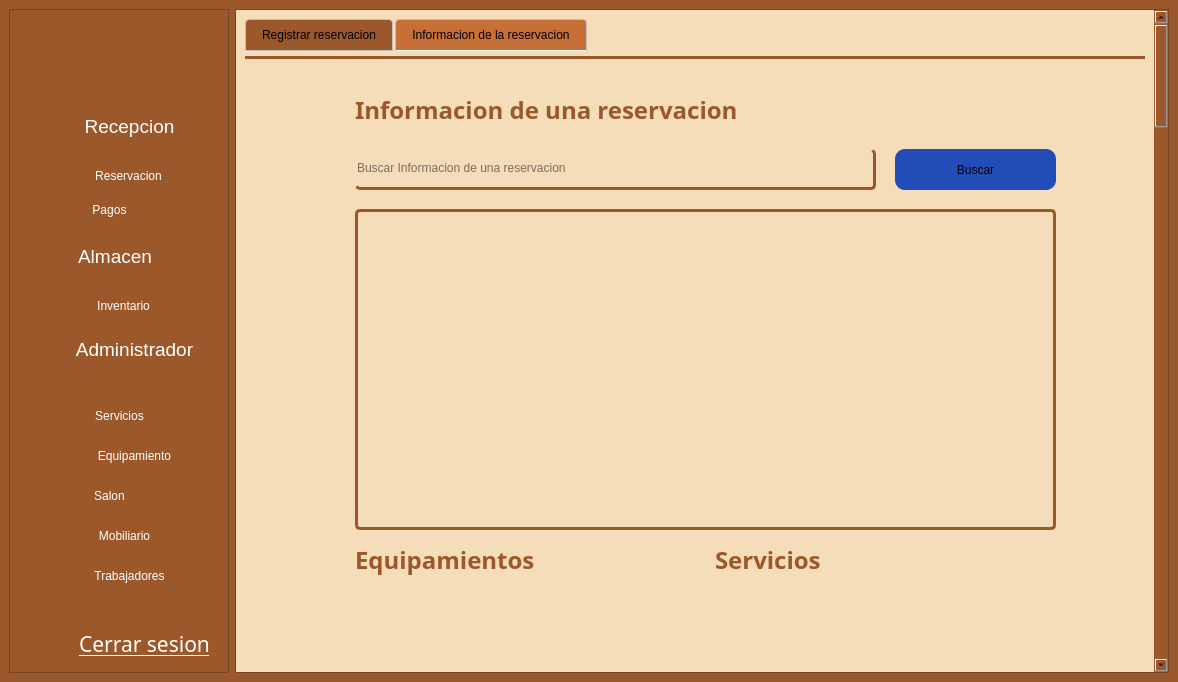
Before: the Qt Designer form gui/admin_screen.ui in asp-laboratories/BookingRoom_Software, drawn with Qt 5.
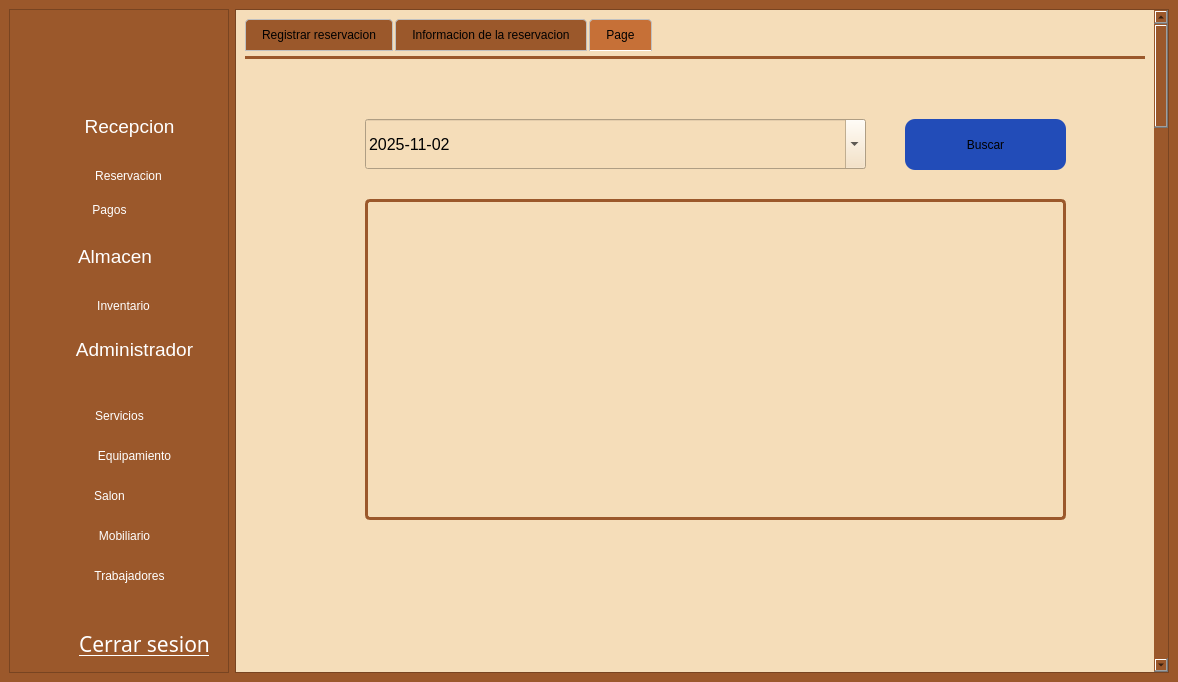
After: the same form once the commit is applied. The open tabs and pages were chosen to show the change. Icons and pictures are not drawn.

Diff of the .ui file:
```diff
--- a/gui/admin_screen.ui
+++ b/gui/admin_screen.ui
@@ -640,8 +640,8 @@
        <property name="geometry">
         <rect>
          <x>0</x>
-         <y>-60</y>
-         <width>920</width>
+         <y>0</y>
+         <width>947</width>
          <height>4000</height>
         </rect>
        </property>
@@ -3944,7 +3944,7 @@
 }</string>
             </property>
             <property name="currentIndex">
-             <number>1</number>
+             <number>2</number>
             </property>
             <widget class="QWidget" name="tab_20">
              <attribute name="title">
@@ -5442,6 +5442,114 @@
               </property>
              </widget>
             </widget>
+            <widget class="QWidget" name="tab">
+             <attribute name="title">
+              <string>Page</string>
+             </attribute>
+             <widget class="QTextEdit" name="tResultadoS_4">
+              <property name="enabled">
+               <bool>true</bool>
+              </property>
+              <property name="geometry">
+               <rect>
+                <x>120</x>
+                <y>140</y>
+                <width>701</width>
+                <height>321</height>
+               </rect>
+              </property>
+              <property name="font">
+               <font>
+                <family>Adwaita Sans</family>
+                <pointsize>12</pointsize>
+               </font>
+              </property>
+              <property name="cursor" stdset="0">
+               <cursorShape>IBeamCursor</cursorShape>
+              </property>
+              <property name="styleSheet">
+               <string notr="true">border: unset;
+color: rgb(0, 0, 0);
+border-radius: 5px;
+border: 3px solid rgba(155, 88, 43, 1.0);
+</string>
+              </property>
+              <property name="verticalScrollBarPolicy">
+               <enum>Qt::ScrollBarPolicy::ScrollBarAsNeeded</enum>
+              </property>
+              <property name="readOnly">
+               <bool>true</bool>
+              </property>
+             </widget>
+             <widget class="QPushButton" name="buscarTipo_3">
+              <property name="geometry">
+               <rect>
+                <x>660</x>
+                <y>60</y>
+                <width>161</width>
+                <height>51</height>
+               </rect>
+              </property>
+              <property name="styleSheet">
+               <string notr="true">border-radius: 10px;
+background-color: rgb(38, 96, 255);
+background-color: rgb(34, 76, 184);</string>
+              </property>
+              <property name="text">
+               <string>Buscar</string>
+              </property>
+             </widget>
+             <widget class="QDateEdit" name="refecha_2">
+              <property name="geometry">
+               <rect>
+                <x>120</x>
+                <y>60</y>
+                <width>501</width>
+                <height>50</height>
+               </rect>
+              </property>
+              <property name="font">
+               <font>
+                <pointsize>12</pointsize>
+                <bold>false</bold>
+               </font>
+              </property>
+              <property name="styleSheet">
+               <string notr="true">color: rgb(0, 0, 0);
+</string>
+              </property>
+              <property name="minimumDateTime">
+               <datetime>
+                <hour>0</hour>
+                <minute>0</minute>
+                <second>0</second>
+                <year>2025</year>
+                <month>4</month>
+                <day>2</day>
+               </datetime>
+              </property>
+              <property name="minimumDate">
+               <date>
+                <year>2025</year>
+                <month>4</month>
+                <day>2</day>
+               </date>
+              </property>
+              <property name="displayFormat">
+               <string>yyyy-MM-dd</string>
+              </property>
+              <property name="calendarPopup">
+               <bool>true</bool>
+              </property>
+              <property name="date">
+               <date>
+                <year>2025</year>
+                <month>11</month>
+                <day>2</day>
+               </date>
+              </property>
+             </widget>
+            </widget>
            </widget>
           </widget>
           <widget class="QWidget" name="paginaAlmacen">
```
Left out of the diff: 4 changed lines with no effect on the pictures.
